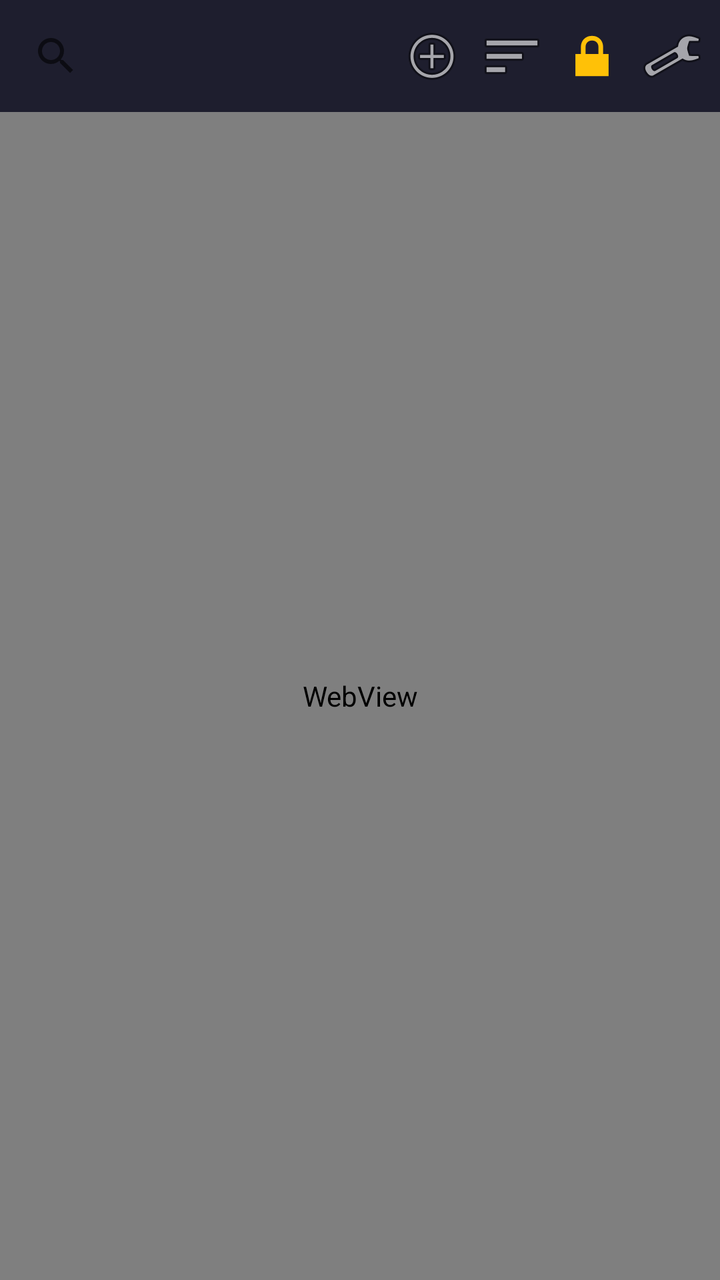
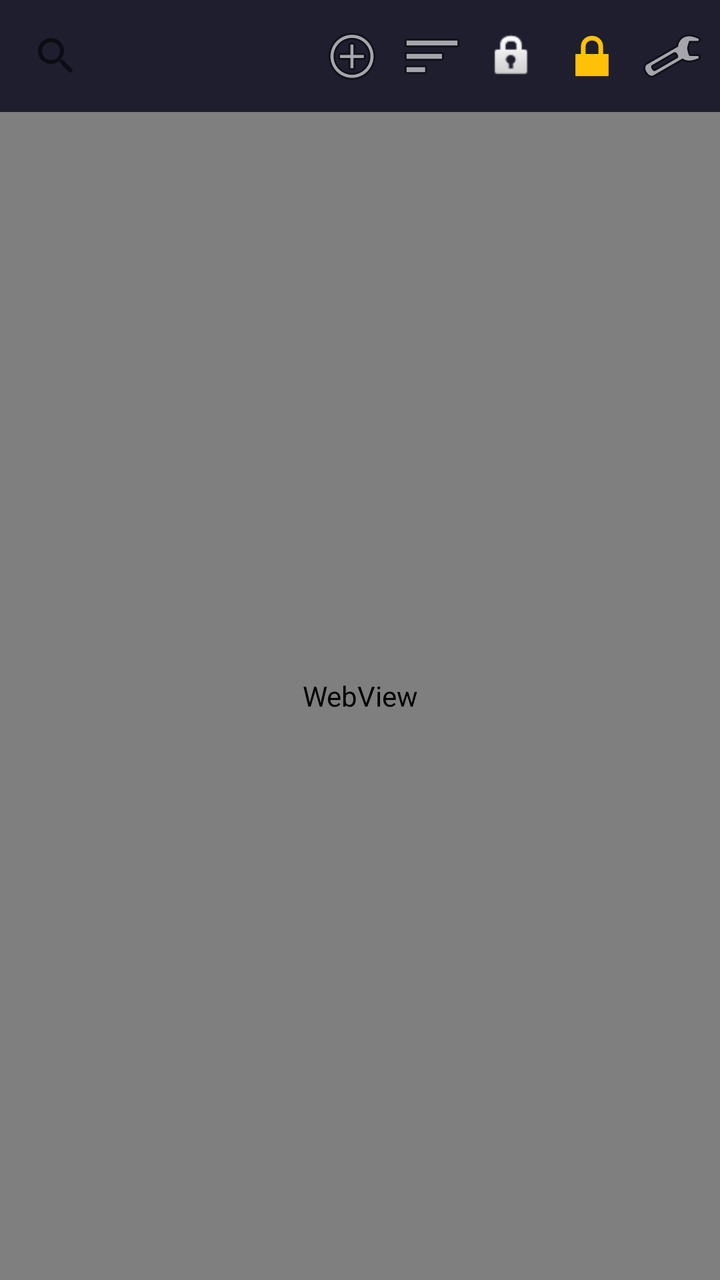

Two renders of the same Android screen: before a commit and after it. Below are the layout's source before the change and the commit's diff.
<!-- AndroidManifest.xml: application theme Theme.StarSyria -->
<!-- res/layout/activity_main.xml -->
<?xml version="1.0" encoding="utf-8"?>
<androidx.drawerlayout.widget.DrawerLayout
    xmlns:android="http://schemas.android.com/apk/res/android"
    xmlns:app="http://schemas.android.com/apk/res-auto"
    android:id="@+id/drawer_layout"
    android:layout_width="match_parent"
    android:layout_height="match_parent">

    <LinearLayout
        android:layout_width="match_parent"
        android:layout_height="match_parent"
        android:orientation="vertical">

        <LinearLayout
            android:layout_width="match_parent"
            android:layout_height="wrap_content"
            android:orientation="horizontal"
            android:background="@color/toolbar_bg"
            android:padding="4dp"
            android:gravity="center_vertical">

            <androidx.appcompat.widget.SearchView
                android:id="@+id/search_bar"
                android:layout_width="0dp"
                android:layout_weight="1"
                android:layout_height="wrap_content"
                app:queryHint="@string/search_hint" />

            <ImageButton
                android:id="@+id/btn_new_tab"
                android:layout_width="40dp"
                android:layout_height="40dp"
                android:background="@android:color/transparent"
                android:src="@android:drawable/ic_menu_add"
                android:contentDescription="@string/new_tab" />

            <ImageButton
                android:id="@+id/btn_tabs"
                android:layout_width="40dp"
                android:layout_height="40dp"
                android:background="@android:color/transparent"
                android:src="@android:drawable/ic_menu_sort_by_size"
                android:contentDescription="@string/open_tabs" />

            <ImageButton
                android:id="@+id/btn_vpn"
                android:layout_width="40dp"
                android:layout_height="40dp"
                android:background="@android:color/transparent"
                android:src="@android:drawable/ic_lock_lock"
                android:contentDescription="@string/vpn" />

            <ImageButton
                android:id="@+id/btn_settings"
                android:layout_width="40dp"
                android:layout_height="40dp"
                android:background="@android:color/transparent"
                android:src="@android:drawable/ic_menu_preferences"
                android:contentDescription="@string/settings_title" />
        </LinearLayout>

        <WebView
            android:id="@+id/webview"
            android:layout_width="match_parent"
            android:layout_height="0dp"
            android:layout_weight="1" />
    </LinearLayout>

    
    <androidx.recyclerview.widget.RecyclerView
        android:id="@+id/tabs_recycler"
        android:layout_width="280dp"
        android:layout_height="match_parent"
        android:layout_gravity="end"
        android:background="@color/drawer_bg"
        android:padding="8dp" />

</androidx.drawerlayout.widget.DrawerLayout>
<!-- resources referenced by this layout -->
<resources>
  <color name="drawer_bg">#F4F4F8</color>
  <color name="toolbar_bg">#1E1E2E</color>
  <string name="new_tab">تبويب جديد</string>
  <string name="open_tabs">التبويبات المفتوحة</string>
  <string name="search_hint">ابحث أو أدخل رابطاً…</string>
  <string name="settings_title">الإعدادات</string>
  <string name="vpn">تفعيل VPN</string>
  <style name="Theme.StarSyria" parent="Theme.MaterialComponents.DayNight.NoActionBar">
          <item name="colorPrimary">@color/toolbar_bg</item>
          <item name="colorPrimaryDark">@color/toolbar_bg</item>
          <item name="colorAccent">@color/accent_star</item>
      </style>
  <color name="accent_star">#FFC107</color>
</resources>

<!-- the commit's change to res/layout/activity_main.xml (unified diff, before → after) -->
@@ -12,6 +12,7 @@
         android:orientation="vertical">
 
         <LinearLayout
+            android:id="@+id/toolbar_row"
             android:layout_width="match_parent"
             android:layout_height="wrap_content"
             android:orientation="horizontal"
@@ -41,6 +42,14 @@
                 android:background="@android:color/transparent"
                 android:src="@android:drawable/ic_menu_sort_by_size"
                 android:contentDescription="@string/open_tabs" />
+
+            <ImageButton
+                android:id="@+id/btn_incognito"
+                android:layout_width="40dp"
+                android:layout_height="40dp"
+                android:background="@android:color/transparent"
+                android:src="@android:drawable/ic_lock_idle_lock"
+                android:contentDescription="@string/incognito_mode" />
 
             <ImageButton
                 android:id="@+id/btn_vpn"
<!-- resource entries referenced after the edit -->
@@ -2,6 +2,7 @@
 <resources>
   <color name="drawer_bg">#F4F4F8</color>
   <color name="toolbar_bg">#1E1E2E</color>
+  <string name="incognito_mode">التصفح الخفي</string>
   <string name="new_tab">تبويب جديد</string>
   <string name="open_tabs">التبويبات المفتوحة</string>
   <string name="search_hint">ابحث أو أدخل رابطاً…</string>
